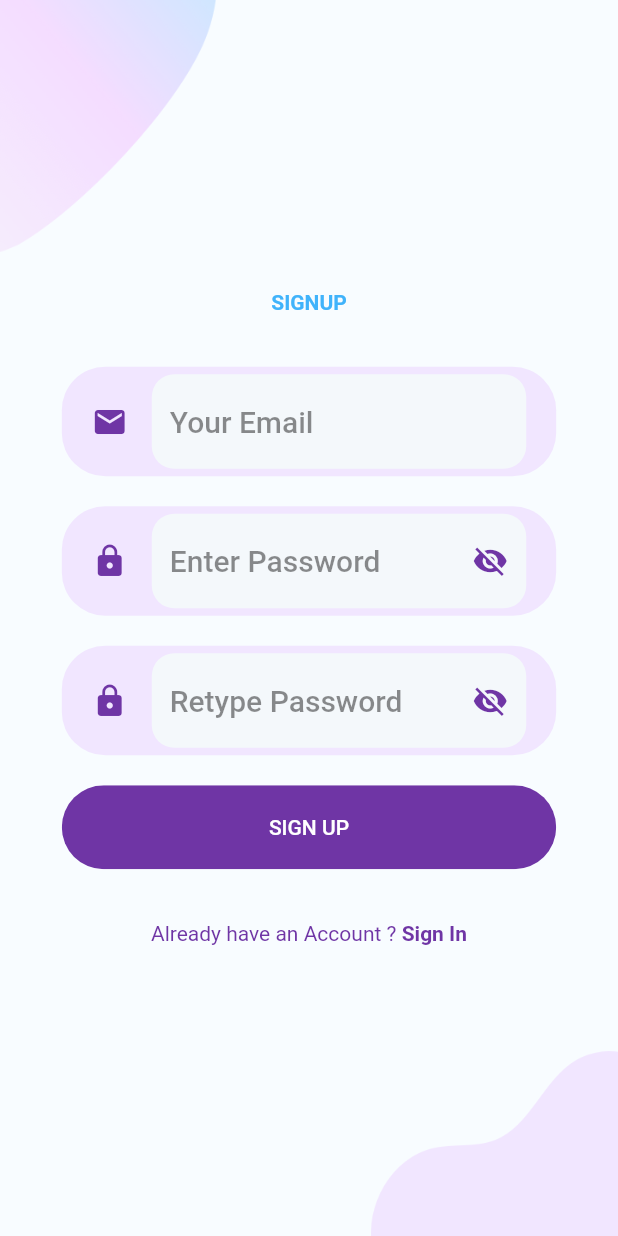
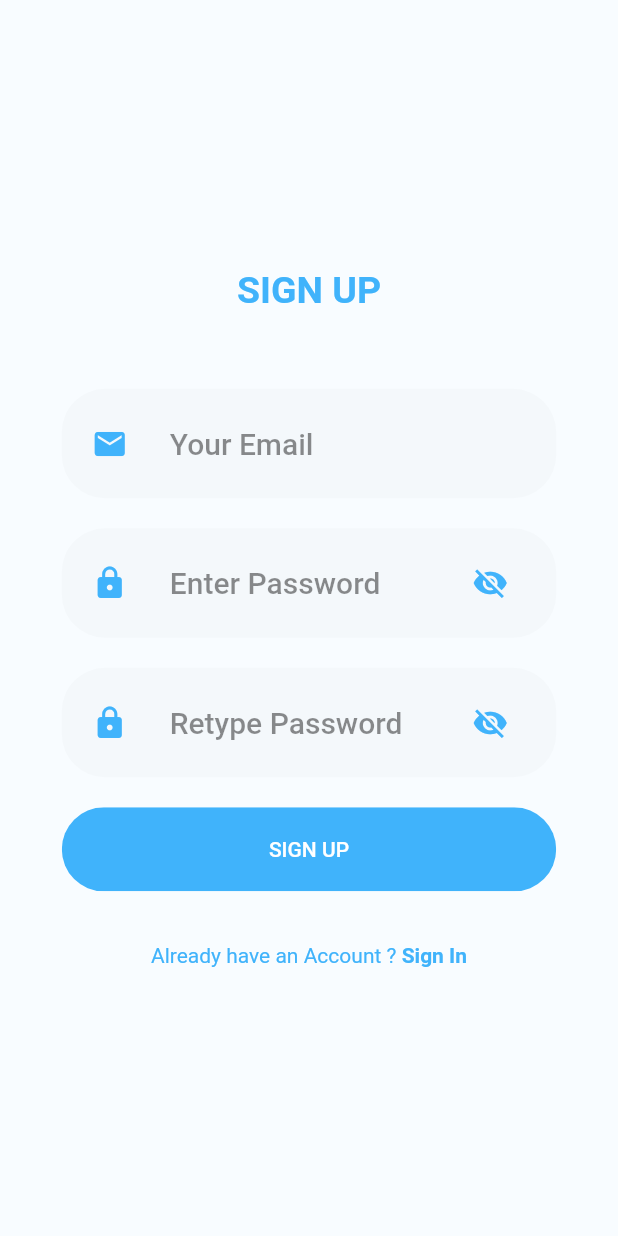
Before and after one commit to xuandatbmt/NotesApp, a Flutter app: the screen it shows after launch, after a tap on "Sign Up", on a phone screen of 412 x 824 dp. Run offline on Flutter 3.47's test engine with Material 2 defaults, Android fonts, the phone set to English and light mode, and no system bars; our stand-ins replace firebase_auth, flutter_speed_dial, flutter_svg, fluttertoast, font_awesome_flutter, google_sign_in and 2 more; missing offline and left inert: flutter_facebook_login; accounts and stored records are empty; network calls fail; Roboto replaces fonts that are missing (Poppins).

Commit message:
update UI

```diff
--- a/lib/components/background_login.dart
+++ b/lib/components/background_login.dart
@@ -17,21 +17,21 @@ class Background extends StatelessWidget {
         alignment: Alignment.center,
         children: <Widget>[
 
-          Positioned(
-            top: 0,
-            left: 0,
-            child: Image.asset(
-              "assets/images/main_top.png",
-              width: size.width * 0.35,
-            ),
-          ),
-          Positioned(
-            bottom: 0,
-            right: 0,
-            child: Image.asset("assets/images/login_bottom.png",
-              width: size.width * 0.4,
-            ),
-          ),
+          // Positioned(
+          //   top: 0,
+          //   left: 0,
+          //   child: Image.asset(
+          //     "assets/images/main_top.png",
+          //     width: size.width * 0.35,
+          //   ),
+          // ),
+          // Positioned(
+          //   bottom: 0,
+          //   right: 0,
+          //   child: Image.asset("assets/images/login_bottom.png",
+          //     width: size.width * 0.4,
+          //   ),
+          // ),
 
           child,
 
--- a/lib/config/constants.dart
+++ b/lib/config/constants.dart
@@ -1,6 +1,6 @@
 import 'package:flutter/material.dart';
 
-const kPrimaryColor = Color(0xFF6F35A5);
-const kPrimaryLightColor = Color(0xFFF1E6FF);
+const kPrimaryColor = Color(0xff40b3fb);
+const kPrimaryLightColor = Color(0xFFF4F8FB);
 const mainAccentColor = Color(0xff3f79fe);
 const secondaryColor = Color(0xffeff3f8);
--- a/lib/screens/forgot_password.dart/components/forgot_password_input.dart
+++ b/lib/screens/forgot_password.dart/components/forgot_password_input.dart
@@ -7,6 +7,7 @@ import 'package:http/http.dart' as http;
 import 'package:notes/components/background_login.dart';
 import 'package:notes/components/rounded_button.dart';
 import 'package:notes/components/rounded_input_field.dart';
+import 'package:notes/config/constants.dart';
 import 'package:notes/models/user_model.dart';
 
 class ForgotPassInput extends StatefulWidget {
@@ -70,8 +71,8 @@ class _ForgotPassInputState extends State<ForgotPassInput> {
           mainAxisAlignment: MainAxisAlignment.center,
           children: <Widget>[
             Text(
-              "Forgot Password",
-              style: TextStyle(fontWeight: FontWeight.bold),
+              "FORGOT PASSWORD",
+               style: TextStyle(fontSize: 25, color: kPrimaryColor, fontWeight: FontWeight.bold),
             ),
             SizedBox(height: size.height * 0.03),
             // SvgPicture.asset(
--- a/lib/screens/forgot_password.dart/forgot_screen.dart
+++ b/lib/screens/forgot_password.dart/forgot_screen.dart
@@ -7,9 +7,8 @@ class ForgotPassword extends StatelessWidget {
   Widget build(BuildContext context) {
     return Scaffold(
       appBar: AppBar(
-        title: Text('Forgot Password'),
         elevation: 0.0,
-        backgroundColor: Colors.blue[500],
+        backgroundColor: Colors.white10,
         leading: IconButton(
           icon: Icon(Icons.arrow_back),
           onPressed: () {
--- a/lib/screens/home/home.dart
+++ b/lib/screens/home/home.dart
@@ -7,6 +7,7 @@ import 'package:notes/screens/add_status/add_status.dart';
 import 'package:notes/screens/menu/draw_menu.dart';
 import 'package:notes/screens/menu/notify.dart';
 import 'package:notes/services/data.dart';
+import 'package:notes/themes/colors.dart';
 import 'components/list_view.dart';
 import 'package:provider/provider.dart';
 import 'package:http/http.dart' as http;
@@ -34,7 +35,7 @@ class _HomeScreenState extends State<HomeScreen> {
         title: Text(
           "Notes Manager",
           textAlign: TextAlign.right,
-          style: TextStyle(color: Colors.black),
+          style: TextStyle(color: textColor),
         ),
         leading: FlatButton(
             onPressed: () {
--- a/lib/screens/login/login_screen.dart
+++ b/lib/screens/login/login_screen.dart
@@ -11,6 +11,7 @@ import 'package:notes/components/rounded_input_field.dart';
 import 'package:notes/components/rounded_password_field.dart';
 import 'package:notes/components/social_icon.dart';
 import 'package:notes/components/text_forgot_pass.dart';
+import 'package:notes/config/constants.dart';
 import 'package:notes/models/user_model.dart';
 import 'package:notes/screens/forgot_password.dart/forgot_screen.dart';
 import 'package:notes/screens/home/home.dart';
@@ -122,9 +123,9 @@ class _LoginScreenState extends State<LoginScreen> {
           children: <Widget>[
             Text(
               "LOGIN",
-              style: TextStyle(fontWeight: FontWeight.bold),
+              style: TextStyle(fontSize: 25, color: kPrimaryColor, fontWeight: FontWeight.bold),
             ),
-            SizedBox(height: size.height * 0.03),
+            SizedBox(height: size.height * 0.05),
             RoundedInputField(
               hintText: "Your Email",
               onChanged: (value) {
--- a/lib/screens/menu/about.dart
+++ b/lib/screens/menu/about.dart
@@ -1,4 +1,5 @@
 import 'package:flutter/material.dart';
+import 'package:notes/themes/colors.dart';
 
 class About extends StatefulWidget {
   const About({
@@ -13,9 +14,9 @@ class _AboutPage extends State<About> {
   Widget build(BuildContext context) {
     return Scaffold(
       appBar: AppBar(
-        title: Text('Thông tin nhóm'),
+        title: Text('About Us', style: TextStyle(color: textColor)),
         elevation: 0.0,
-        backgroundColor: Colors.blue[200],
+        backgroundColor: backgroundColor,
         leading: IconButton(
           icon: Icon(Icons.arrow_back),
           onPressed: () {
--- a/lib/screens/menu/draw_menu.dart
+++ b/lib/screens/menu/draw_menu.dart
@@ -93,7 +93,7 @@ class _OptionMenuState extends State<OptionMenu> {
                 ),
               ),
             ),
-            new Divider(),
+            // new Divider(),
             ListTile(
               leading: Icon(Icons.settings),
               title: Text(
--- a/lib/screens/menu/rate_and_review.dart
+++ b/lib/screens/menu/rate_and_review.dart
@@ -1,4 +1,5 @@
 import 'package:flutter/material.dart';
+import 'package:notes/themes/colors.dart';
 
 class RateandReview extends StatefulWidget {
   const RateandReview({
@@ -13,9 +14,9 @@ class _RateandReviewPage extends State<RateandReview> {
   Widget build(BuildContext context) {
     return Scaffold(
       appBar: AppBar(
-        title: Text('Đánh giá'),
+        title: Text('Rating', style: TextStyle(color: textColor)),
         elevation: 0.0,
-        backgroundColor: Colors.blue[200],
+        backgroundColor: backgroundColor,
         leading: IconButton(
           icon: Icon(Icons.arrow_back),
           onPressed: () {
--- a/lib/screens/menu/show_category.dart
+++ b/lib/screens/menu/show_category.dart
@@ -1,5 +1,6 @@
 import 'package:flutter/material.dart';
 import 'package:notes/services/data.dart';
+import 'package:notes/themes/colors.dart';
 import 'package:provider/provider.dart';
 import 'package:http/http.dart' as http;
 import 'components/list_view_c.dart';
@@ -20,7 +21,7 @@ class _CategoryScreenState extends State<CategoryScreen> {
         title: Text(
           "List Category",
           textAlign: TextAlign.right,
-          style: TextStyle(color: Colors.black),
+          style: TextStyle(color: textColor),
         ),
       ),
       body: SafeArea(
--- a/lib/screens/menu/show_prioty.dart
+++ b/lib/screens/menu/show_prioty.dart
@@ -2,6 +2,7 @@ import 'package:flutter/material.dart';
 import 'package:notes/screens/menu/components/listview_p.dart';
 
 import 'package:notes/services/data.dart';
+import 'package:notes/themes/colors.dart';
 import 'package:provider/provider.dart';
 import 'package:http/http.dart' as http;
 
@@ -21,7 +22,7 @@ class _PriotyScreenState extends State<PriotyScreen> {
         title: Text(
           "List Priority",
           textAlign: TextAlign.right,
-          style: TextStyle(color: Colors.black),
+          style: TextStyle(color: textColor),
         ),
       ),
       body: SafeArea(
--- a/lib/screens/menu/show_status.dart
+++ b/lib/screens/menu/show_status.dart
@@ -1,5 +1,6 @@
 import 'package:flutter/material.dart';
 import 'package:notes/services/data.dart';
+import 'package:notes/themes/colors.dart';
 import 'package:provider/provider.dart';
 import 'package:http/http.dart' as http;
 
@@ -21,7 +22,7 @@ class _StatusScreenState extends State<StatusScreen> {
         title: Text(
           "List Status",
           textAlign: TextAlign.right,
-          style: TextStyle(color: Colors.black),
+          style: TextStyle(color: textColor),
         ),
       ),
       body: SafeArea(
--- a/lib/screens/menu/statistics.dart
+++ b/lib/screens/menu/statistics.dart
@@ -1,3 +1,4 @@
+import 'package:notes/themes/colors.dart';
 import 'package:pie_chart/pie_chart.dart';
 import 'package:provider/provider.dart';
 import 'package:flutter/material.dart';
@@ -69,7 +70,7 @@ class _StatisticsScreenState extends State<StatisticsScreen> {
         title: Text(
           "Statistics",
           textAlign: TextAlign.right,
-          style: TextStyle(color: Colors.black),
+          style: TextStyle(color: textColor),
         ),
       ),
       body: FutureBuilder(
--- a/lib/screens/signup/signup_screen.dart
+++ b/lib/screens/signup/signup_screen.dart
@@ -7,6 +7,7 @@ import 'package:notes/components/background_login.dart';
 import 'package:notes/components/rounded_button.dart';
 import 'package:notes/components/rounded_input_field.dart';
 import 'package:notes/components/rounded_password_field.dart';
+import 'package:notes/config/constants.dart';
 import 'package:notes/models/user_model.dart';
 import 'package:notes/screens/login/login.dart';
 
@@ -78,10 +79,10 @@ class _SignUpScreenState extends State<SignUpScreen> {
           mainAxisAlignment: MainAxisAlignment.center,
           children: <Widget>[
             Text(
-              "SIGNUP",
-              style: TextStyle(fontWeight: FontWeight.bold),
+              "SIGN UP",
+              style: TextStyle(fontSize: 25, color: kPrimaryColor, fontWeight: FontWeight.bold),
             ),
-            SizedBox(height: size.height * 0.03),
+            SizedBox(height: size.height * 0.05),
             // SvgPicture.asset(
             //   "assets/icons/signup1.svg",
             //   height: size.height * 0.35,
```
